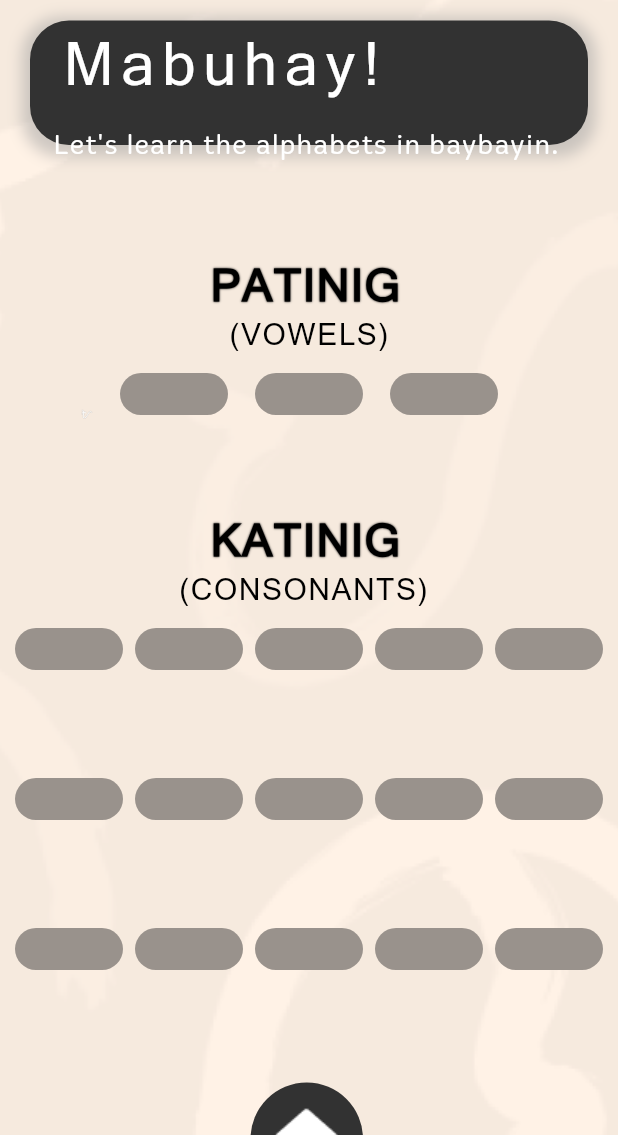
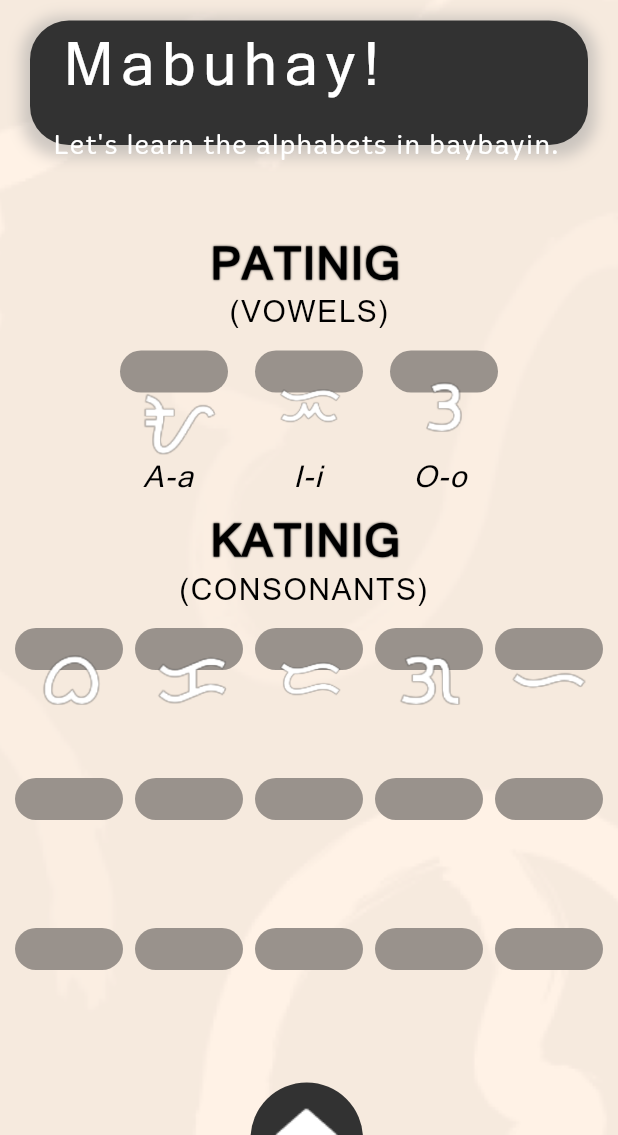
Before and after one commit to Zecht17/BayLingo, a Flutter app: the LearnLetra screen opened directly, on a phone screen of 412 x 824 dp, the part 101-1236 px from its top. Run offline on Flutter 3.47's test engine with Material 3 defaults, Android fonts, the light colour scheme and no system bars.

Commit message:
Progress 4/27/24

```diff
--- a/lib/home.dart
+++ b/lib/home.dart
@@ -303,7 +303,7 @@ class LearnLetra extends StatelessWidget {
             ),
             const Positioned(
               left: 140,
-              top: 180,
+              top: 165,
               child: Text(
                 'PATINIG',
                 style: TextStyle(
@@ -321,7 +321,7 @@ class LearnLetra extends StatelessWidget {
             ),
             const Positioned(
               left: 152.5,
-              top: 220,
+              top: 205,
               child: Text(
                 '(VOWELS)',
                 style: TextStyle(
@@ -334,10 +334,10 @@ class LearnLetra extends StatelessWidget {
               ),
             ),
             Positioned(
-              bottom: 480,
+              bottom: 495,
               left: 170,
               right: 170,
-              top: 260,
+              top: 245,
               child: Container(
                 width: 50,
                 height: 50,
@@ -348,10 +348,10 @@ class LearnLetra extends StatelessWidget {
               ),
             ),
             Positioned(
-              bottom: 480,
+              bottom: 495,
               left: 260,
               right: 80,
-              top: 260,
+              top: 245,
               child: Container(
                 width: 100,
                 height: 100,
@@ -362,10 +362,10 @@ class LearnLetra extends StatelessWidget {
               ),
             ),
             Positioned(
-              bottom: 480,
+              bottom: 495,
               left: 80,
               right: 260,
-              top: 260,
+              top: 245,
               child: Container(
                 width: 50,
                 height: 50,
@@ -620,15 +620,125 @@ class LearnLetra extends StatelessWidget {
                 ),
               ),
             ),
+            const Positioned( // Vowels
+              right: 45,
+              top: 45,
+              child: Image(
+                image: AssetImage('assets/a.png'),
+                width: 500,
+                height: 500,
+              ),
+            ),
             const Positioned(
-              left: 20,
-                top: 250,
-                child: Image(
-                    image: AssetImage('assets/a.png'),
-                  width: 75,
-                  height: 75,
+              left: 95,
+              top: 315,
+              child: Text(
+                'A-a',
+                style: TextStyle(
+                  fontFamily: 'Microsoft',
+                  fontSize: 20.0,
+                  fontWeight: FontWeight.normal,
+                  fontStyle: FontStyle.italic,
+                  letterSpacing: 1.0,
+                  color: Colors.black,
                 ),
-            )
+              ),
+            ),
+            const Positioned(
+              left: 0,
+              right: 0,
+              top: 30,
+              child: Image(
+                image: AssetImage('assets/i.png'),
+                width: 500,
+                height: 500,
+              ),
+            ),
+            const Positioned(
+              left: 195,
+              top: 315,
+              child: Text(
+                'I-i',
+                style: TextStyle(
+                  fontFamily: 'Microsoft',
+                  fontSize: 20.0,
+                  fontWeight: FontWeight.normal,
+                  fontStyle: FontStyle.italic,
+                  letterSpacing: 1.0,
+                  color: Colors.black,
+                ),
+              ),
+            ),
+            const Positioned(
+              left: 45,
+              top: 30,
+              child: Image(
+                image: AssetImage('assets/o.png'),
+                width: 500,
+                height: 500,
+              ),
+            ),
+            const Positioned(
+              left: 275,
+              top: 315,
+              child: Text(
+                'O-o',
+                style: TextStyle(
+                  fontFamily: 'Microsoft',
+                  fontSize: 20.0,
+                  fontWeight: FontWeight.normal,
+                  fontStyle: FontStyle.italic,
+                  letterSpacing: 1.0,
+                  color: Colors.black,
+                ),
+              ),
+            ),
+            const Positioned( // First row consonants
+              right: 115,
+              top: 212,
+              child: Image(
+                image: AssetImage('assets/ba.png'),
+                width: 500,
+                height: 500,
+              ),
+            ),
+            const Positioned(
+              right: 35,
+              top: 212,
+              child: Image(
+                image: AssetImage('assets/ka.png'),
+                width: 500,
+                height: 500,
+              ),
+            ),
+            const Positioned(
+              left: 0,
+              right: 0,
+              top: 212,
+              child: Image(
+                image: AssetImage('assets/da.png'),
+                width: 500,
+                height: 500,
+              ),
+            ),
+            const Positioned(
+              left: 35,
+              top: 212,
+              child: Image(
+                image: AssetImage('assets/ga.png'),
+                width: 500,
+                height: 500,
+              ),
+            ),
+            const Positioned(
+              left: 115,
+              top: 212,
+              child: Image(
+                image: AssetImage('assets/ha.png'),
+                width: 500,
+                height: 500,
+              ),
+            ),
           ],
         ),
       ),
```
Also changed, not shown: assets/testing_a.png (added), pubspec.lock.
